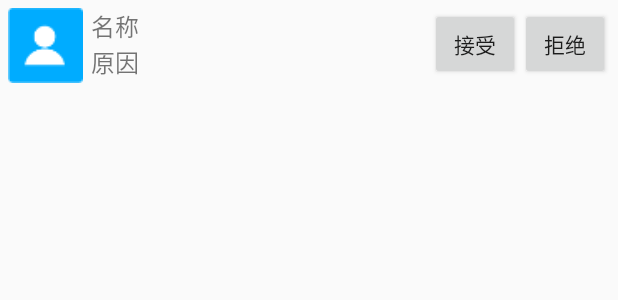
After one commit to xiaoloongge/Im1020, an Android app: the layout adapter_invite_message_item.xml on its own in the app's theme, with its tools: preview values and no code run, on a phone screen of 412 x 824 dp. The commit adds this screen. Shown: the top 300 px of the screen. Run offline under Robolectric (Android 15) with nearby library versions, the phone set to English and light mode, and no system bars.

```diff
--- /dev/null
+++ b/app/src/main/res/layout/adapter_invite_message_item.xml
@@ -0,0 +1,47 @@
+<?xml version="1.0" encoding="utf-8"?>
+<LinearLayout xmlns:android="http://schemas.android.com/apk/res/android"
+    android:layout_width="match_parent"
+    android:layout_height="wrap_content"
+    android:orientation="horizontal"
+    android:padding="5dp">
+
+    <ImageView
+        android:layout_width="50dp"
+        android:layout_height="50dp"
+        android:src="@mipmap/em_default_avatar" />
+
+    <LinearLayout
+        android:layout_width="0dp"
+        android:layout_height="wrap_content"
+        android:layout_marginLeft="5dp"
+        android:layout_weight="1"
+        android:orientation="vertical">
+
+        <TextView
+            android:id="@+id/tv_invite_name"
+            android:layout_width="wrap_content"
+            android:layout_height="wrap_content"
+            android:text="名称"
+            android:textSize="16sp" />
+
+        <TextView
+            android:id="@+id/tv_invite_reason"
+            android:layout_width="wrap_content"
+            android:layout_height="wrap_content"
+            android:text="原因"
+            android:gravity="center_vertical"
+            android:textSize="16sp" />
+    </LinearLayout>
+
+    <Button
+        android:id="@+id/bt_invite_accept"
+        android:layout_width="60dp"
+        android:layout_height="wrap_content"
+        android:text="接受" />
+
+    <Button
+        android:id="@+id/bt_invite_reject"
+        android:layout_width="60dp"
+        android:layout_height="wrap_content"
+        android:text="拒绝" />
+</LinearLayout>
```
Also changed, not shown: app/src/main/java/com/im1020/controller/adapter/InviteMessageAdapter.java (added, +145 -0 lines), app/src/main/java/com/im1020/controller/fragment/InviteMessageActivity.java (+39 -1 lines), app/src/main/res/layout/activity_invite_message.xml (+16 -8 lines).
